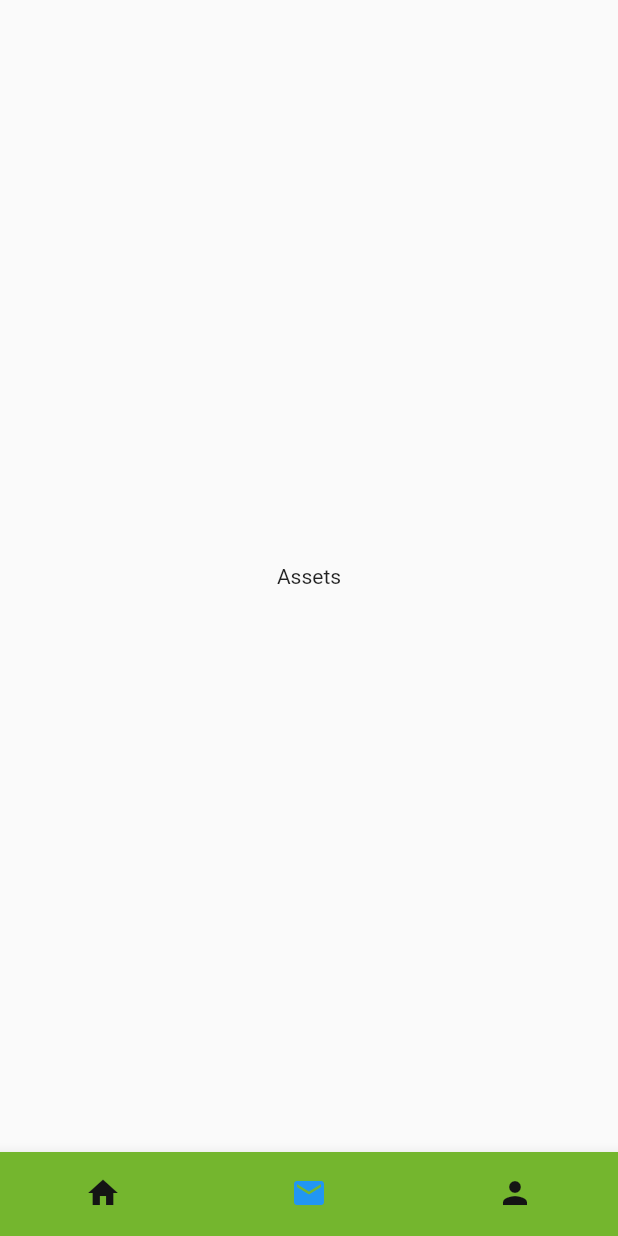
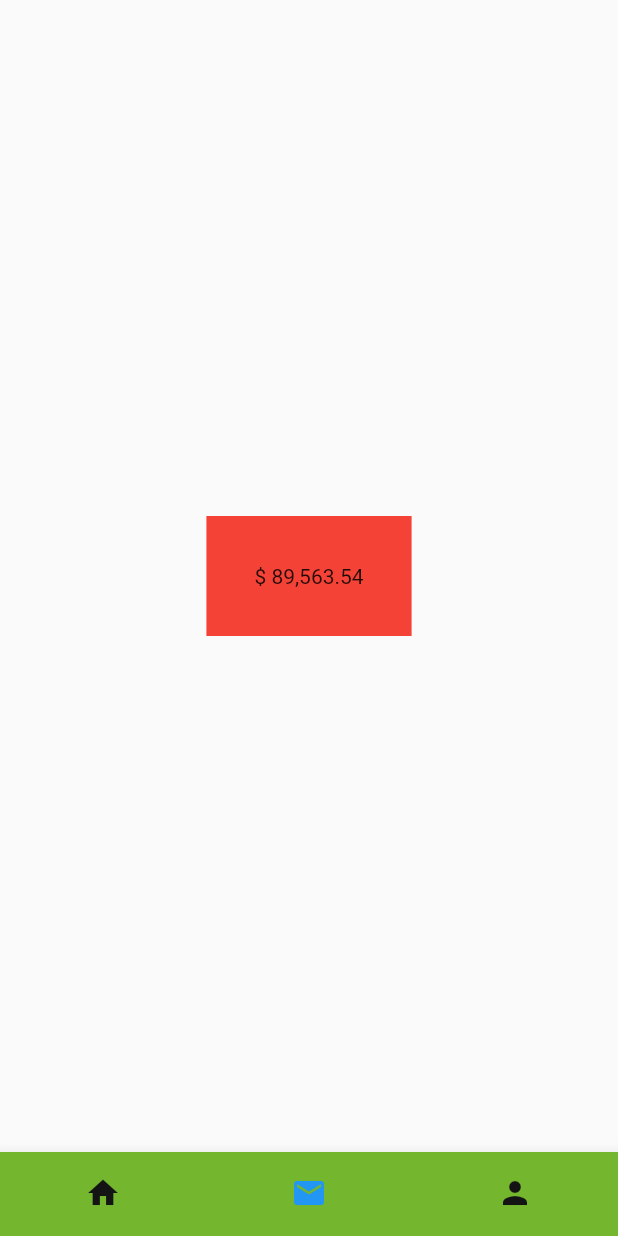
Before and after one commit to Vesta-wallet/vesta, a Flutter app: the screen it shows after launch, item 2 of the bottom bar chosen, on a phone screen of 412 x 824 dp. Run offline on Flutter 3.47's test engine with Material 2 defaults, Android fonts, the phone set to English and light mode, and no system bars.

Commit message:
Added valueContainer Widget

```diff
--- a/vesta/lib/main.dart
+++ b/vesta/lib/main.dart
@@ -18,9 +18,7 @@ class _HomePageState extends State<HomePage> {
     Text(
       "Profile",
     ),
-    Text(
-      "Assets",
-    ),
+    valueContainer,
     Text(
       "Transactions",
     )
@@ -67,3 +65,17 @@ class _HomePageState extends State<HomePage> {
     );
   }
 }
+
+// Value Container
+Widget valueContainer = ColoredBox(
+    color: Colors.red,
+    //padding: const EdgeInsets.all(32),
+    child: Container(
+      padding: const EdgeInsets.all(32),
+      child: Text(
+        // This will need to be passed the actual value of the portfolio
+        // It will be $_portfolioValue at some point
+        '\u0024 89,563.54',
+        softWrap: false,
+      ),
+    ));
```
